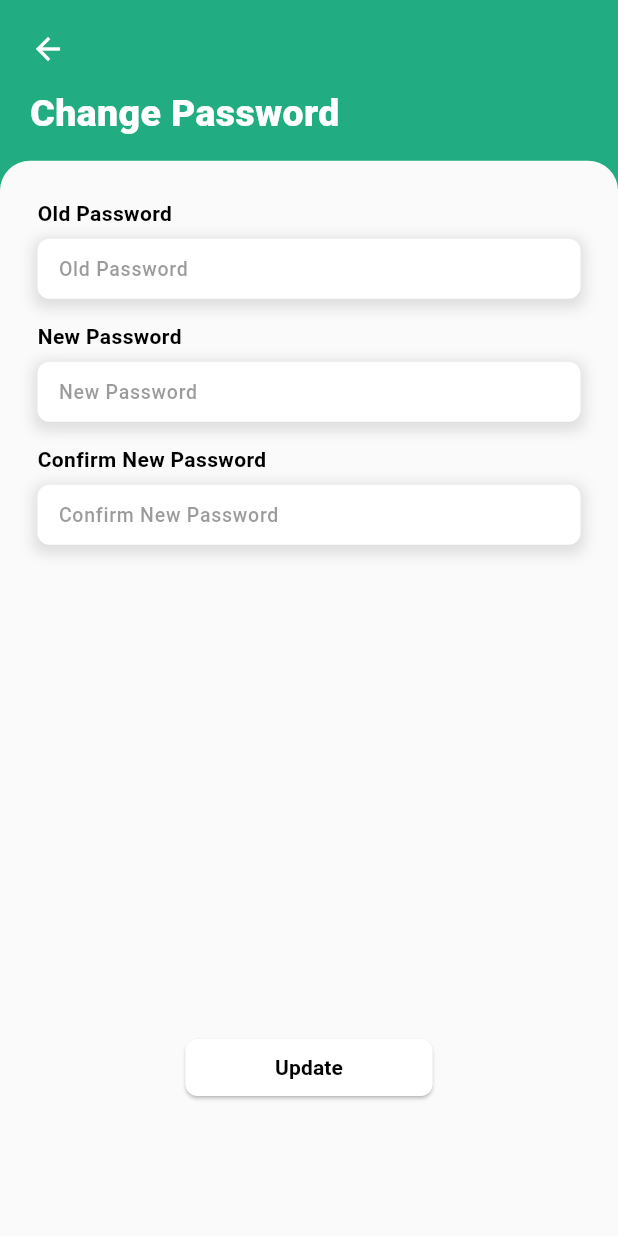
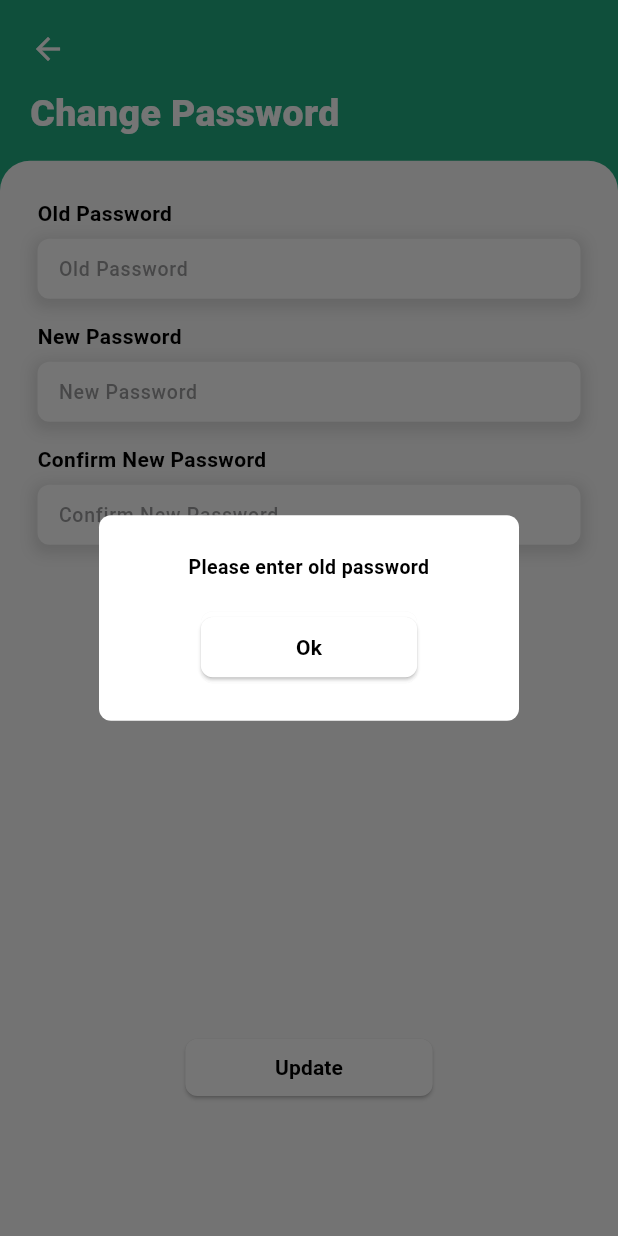
Before and after one commit to UnidboxIT/UnidboxApp, a Flutter app: the ChangePasswordScreen screen opened directly, after a tap on "Update", on a phone screen of 412 x 824 dp. Run offline on Flutter 3.47's test engine with Material 3 defaults, Android fonts, the phone set to English and light mode, and no system bars; our stand-ins replace cached_network_image, dropdown_button2, focus_detector_v2, get, get_storage, image_picker and 3 more; missing offline and left inert: syncfusion_flutter_barcodes; accounts and stored records are empty.

Commit message:
change password

```diff
--- a/lib/controllers/profile_controllers/change_password_controller.dart
+++ b/lib/controllers/profile_controllers/change_password_controller.dart
@@ -29,7 +29,6 @@ class ChangePasswordController extends GetxController {
         txtConfirmPwd.text,
       );
       var result = jsonDecode(response.body);
-      superPrint(result);
       if (result['result']['code'] == 200) {
         successfullyBottomSheet(
           "Successfully Updated",
--- a/lib/views/screens/profile_screens/change_password/change_password_screen.dart
+++ b/lib/views/screens/profile_screens/change_password/change_password_screen.dart
@@ -2,6 +2,7 @@ import 'package:flutter/material.dart';
 import 'package:get/get.dart';
 import 'package:responsive_sizer/responsive_sizer.dart';
 import 'package:unidbox_app/controllers/profile_controllers/change_password_controller.dart';
+import 'package:unidbox_app/utils/commons/common_method.dart';
 import 'package:unidbox_app/utils/commons/super_scaffold.dart';
 import 'package:unidbox_app/utils/constant/app_color.dart';
 import 'package:unidbox_app/views/widgets/app_bar/global_app_bar.dart';
@@ -79,7 +80,21 @@ class ChangePasswordScreen extends StatelessWidget {
                   height: 38,
                   color: Colors.transparent,
                   child: buttonWidget("Update", () {
-                    controller.changePwd();
+                    if (controller.txtOldPwd.text.isEmpty) {
+                      CommonMethods.customizedAlertDialog(
+                          "Please enter old password",
+                          isPop: false);
+                    } else if (controller.txtNewPwd.text.isEmpty) {
+                      CommonMethods.customizedAlertDialog(
+                          "Please enter new password",
+                          isPop: false);
+                    } else if (controller.txtOldPwd.text.isEmpty) {
+                      CommonMethods.customizedAlertDialog(
+                          "Please enter confirm new password",
+                          isPop: false);
+                    } else {
+                      controller.changePwd();
+                    }
                   }, isBool: controller.isUpdateLoading),
                 ),
               )
```
